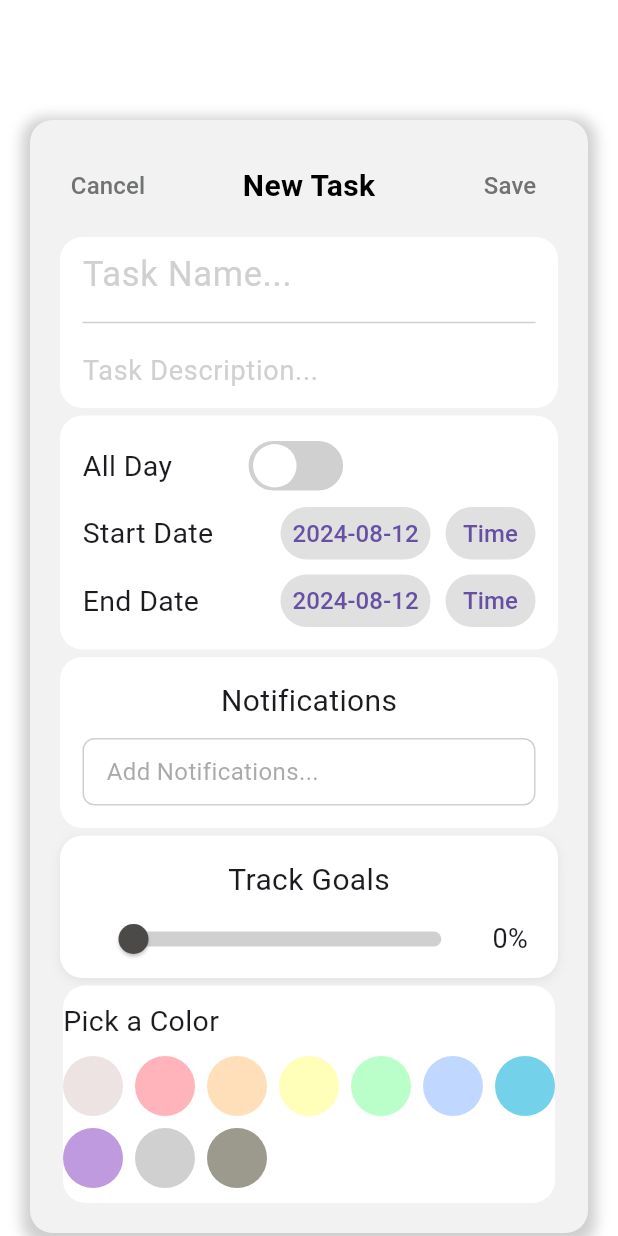
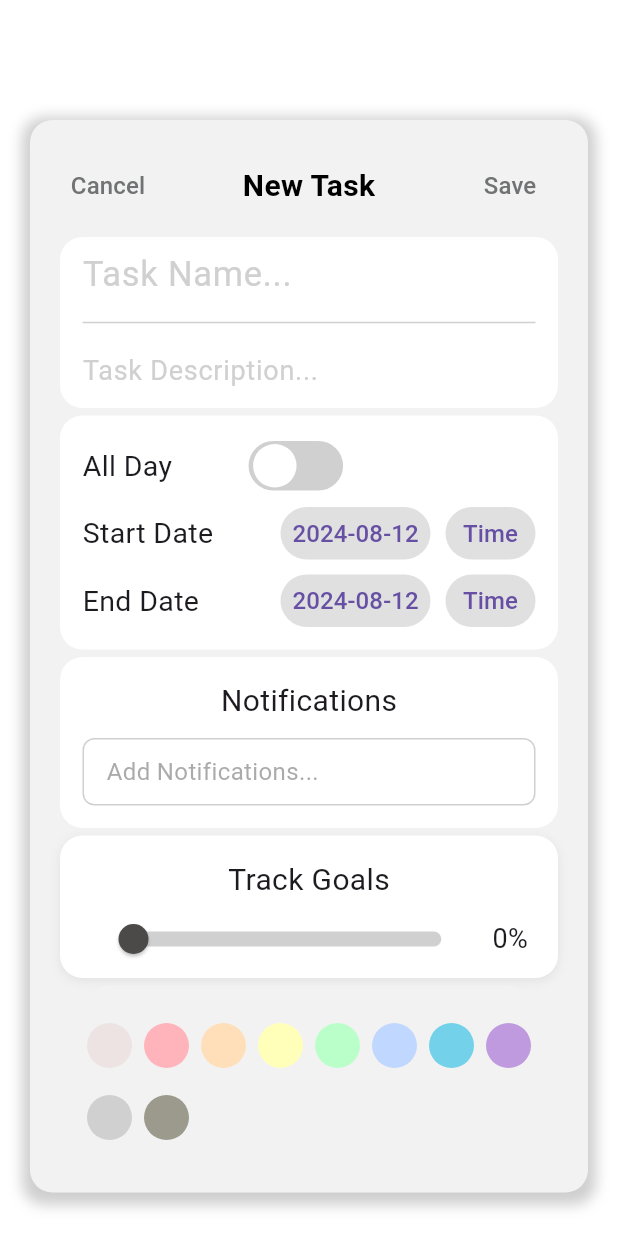
Before and after one commit to Fah4664/reminder-application, a Flutter app: the screen it shows after launch, item 2 of the bottom bar chosen, on a phone screen of 412 x 824 dp. Run offline on Flutter 3.47's test engine with Material 3 defaults, Android fonts, the phone set to English and light mode, and no system bars.

Commit message:
Update color_picker.dart

```diff
--- a/lib/color_picker.dart
+++ b/lib/color_picker.dart
@@ -28,16 +28,12 @@ class ColorPicker extends StatelessWidget {
     return Container(
       padding: const EdgeInsets.symmetric(vertical: 10.0),
       decoration: BoxDecoration(
-        color: const Color(0xFFffffff),
+        color: const Color(0xFFf2f2f2),
         borderRadius: BorderRadius.circular(15.0),
       ),
       child: Column(
         crossAxisAlignment: CrossAxisAlignment.start,
         children: <Widget>[
-          const Text(
-            'Pick a Color',
-            style: TextStyle(fontSize: 19),
-          ),
           const SizedBox(height: 10),
           Wrap(
             spacing: 8.0,
@@ -53,13 +49,13 @@ class ColorPicker extends StatelessWidget {
     return GestureDetector(
       onTap: () => onColorSelected(color),
       child: Container(
-        width: 40,
+        width: 30,
         height: 40,
         decoration: BoxDecoration(
           color: color,
           shape: BoxShape.circle,
           border: Border.all(
-            color: selectedColor == color ? Colors.black : Colors.transparent, // เปลี่ยนสีกรอบตามสีที่เลือก
+            color: selectedColor == color ? const Color(0xFF9b9a8c) : Colors.transparent, // เปลี่ยนสีกรอบตามสีที่เลือก
             width: 2,
           ),
         ),
```
